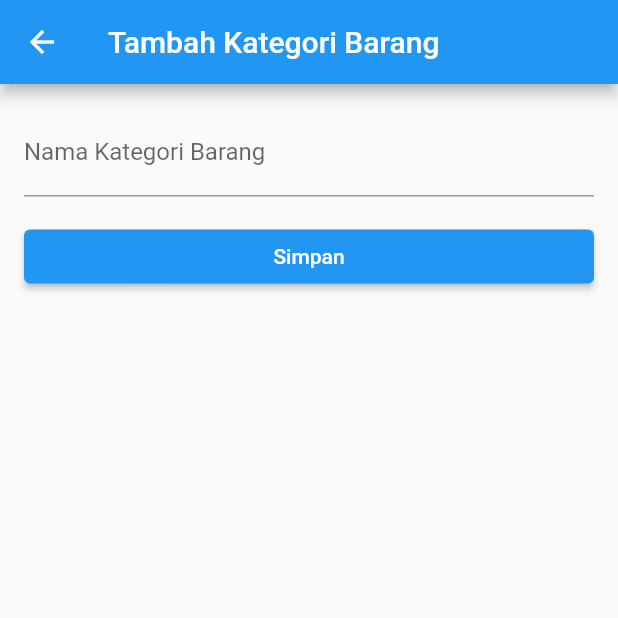
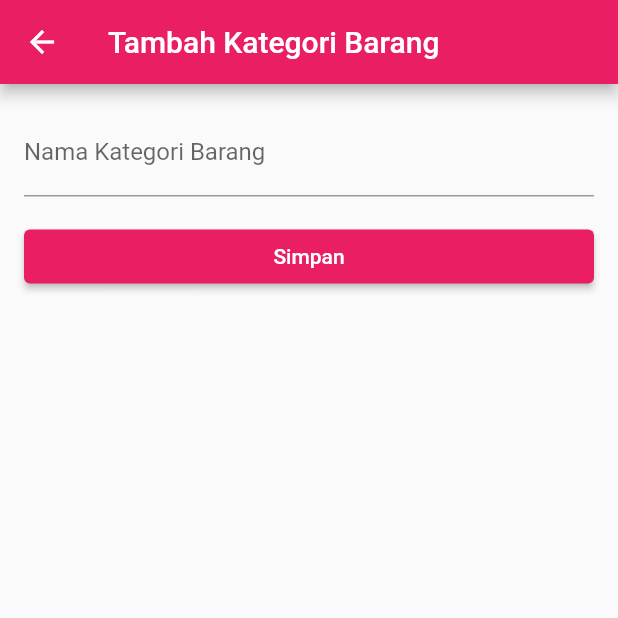
Before and after one commit to ddddddwwwwiiiaap/exerciseapi_055, a Flutter app: the screen it shows after launch, after a tap on the "add" icon, on a phone screen of 412 x 824 dp, the top half of it. Run offline on Flutter 3.47's test engine with Material 2 defaults, Android fonts, the phone set to English and light mode, and no system bars; network calls fail.

Commit message:
Update file main

```diff
--- a/lib/main.dart
+++ b/lib/main.dart
@@ -10,9 +10,13 @@ class MyApp extends StatelessWidget {
 
   @override
   Widget build(BuildContext context) {
-    return const MaterialApp(
+    return MaterialApp(
       debugShowCheckedModeBanner: false,
-      home: KategoriBarang(),
+      title: 'Flutter ExerciseAPI',
+      theme: ThemeData(
+        primarySwatch: Colors.pink,
+      ),
+      home: const KategoriBarang(),
     );
   }
 }
```
